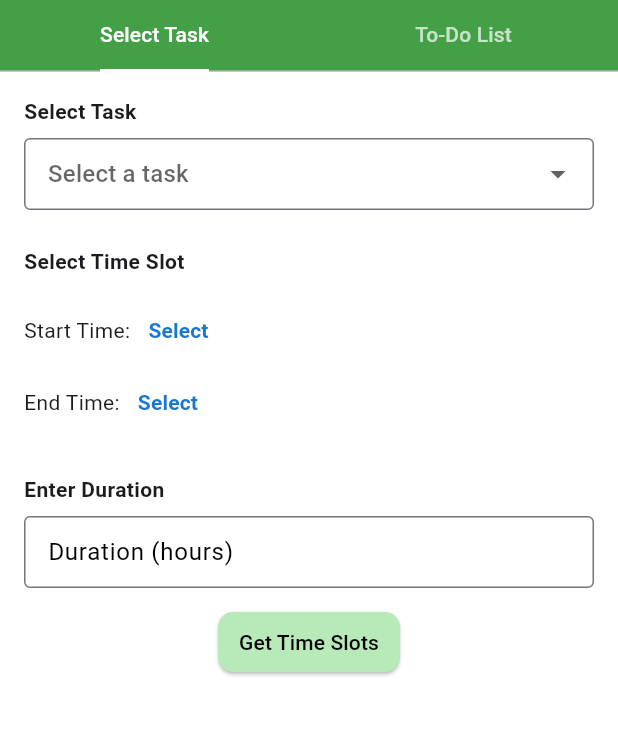
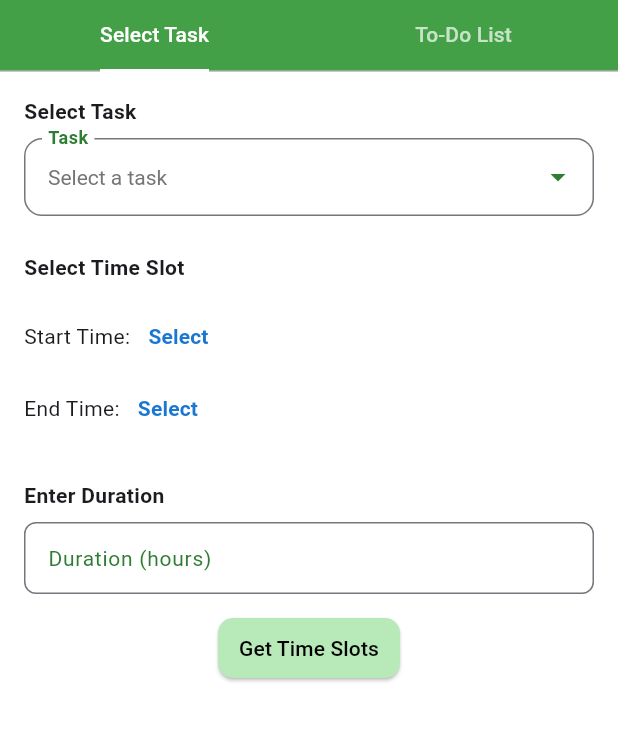
Before and after one commit to SonaGutha/wattznow, a Flutter app: the screen it shows after launch, on a phone screen of 412 x 824 dp, the part 84-826 px from its top. Run offline on Flutter 3.47's test engine with Material 3 defaults, Android fonts, the light colour scheme and no system bars.

Commit message:
uo enhancements

```diff
--- a/wattz_now_frontend/lib/views/selection_page.dart
+++ b/wattz_now_frontend/lib/views/selection_page.dart
@@ -178,22 +178,48 @@ class _SelectionPageState extends State<SelectionPage> {
               DropdownButtonFormField<String>(
   value: selectedChore,
   decoration: InputDecoration(
-                  border: OutlineInputBorder(),
+    labelText: 'Task',
+    labelStyle: TextStyle(
+      fontWeight: FontWeight.bold,
+      color: Colors.green.shade800,
+    ),
+    border: OutlineInputBorder(
+      borderRadius: BorderRadius.circular(12),
+      borderSide: BorderSide(
+        color: Colors.green.shade800,
+      ),
+    ),
+    focusedBorder: OutlineInputBorder(
+      borderRadius: BorderRadius.circular(12),
+      borderSide: BorderSide(
+        color: Colors.green.shade800,
+        width: 2,
+      ),
+    ),
     contentPadding: EdgeInsets.symmetric(
       horizontal: 12,
-                    vertical: 8,
+      vertical: 14,
     ),
   ),
-                hint: Text("Select a task"),
-                items:
-                    chores
-                        .map(
-                          (chore) => DropdownMenuItem(
+  hint: Text(
+    "Select a task",
+    style: TextStyle(
+      fontSize: 14,
+      color: Colors.grey.shade600,
+    ),
+  ),
+  dropdownColor: Colors.white,
+  icon: Icon(Icons.arrow_drop_down, color: Colors.green.shade800),
+  style: TextStyle(
+    color: Colors.black87,
+    fontSize: 14,
+  ),
+  items: chores.map((chore) {
+    return DropdownMenuItem(
       value: chore,
       child: Text(chore),
-                          ),
-                        )
-                        .toList(),
+    );
+  }).toList(),
   onChanged: (value) {
     if (value != null) {
       setState(() {
@@ -308,11 +334,19 @@ class _SelectionPageState extends State<SelectionPage> {
                 decoration: InputDecoration(
                   labelText: 'Duration (hours)',
                   labelStyle: TextStyle(
-                    color: Colors.black,
+                    color: Colors.green.shade800,
+                    fontSize: 14
                   ),
                   border: OutlineInputBorder(
+                    borderRadius: BorderRadius.circular(8),
+                    borderSide: BorderSide(color: Colors.green.shade300),
+                  ),
+                  focusedBorder: OutlineInputBorder(
                     borderSide: BorderSide(
-                      color: Colors.black,
+                      color:
+                          Colors
+                              .green, // Border color when the field is focused
+                      width: 2,
                     ),
                   ),
                   contentPadding: EdgeInsets.symmetric(
@@ -320,6 +354,7 @@ class _SelectionPageState extends State<SelectionPage> {
                     vertical: 8,
                   ),
                 ),
+
               ),
               SizedBox(height: 12),
               Center(
```
Lines whose indentation alone changed are shown as unchanged.
